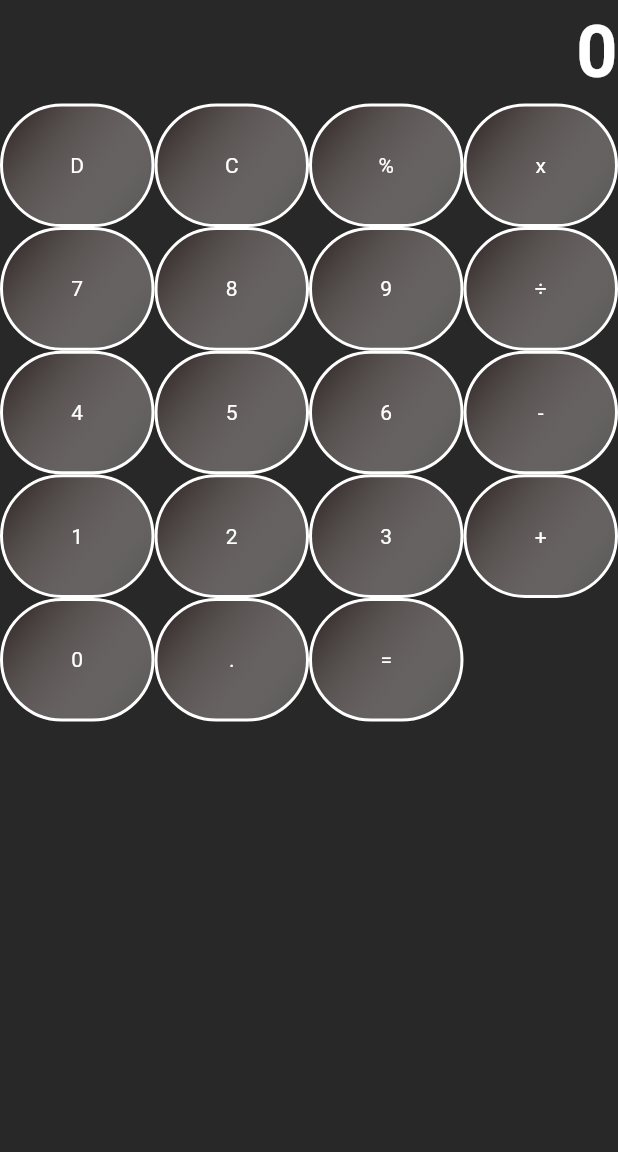
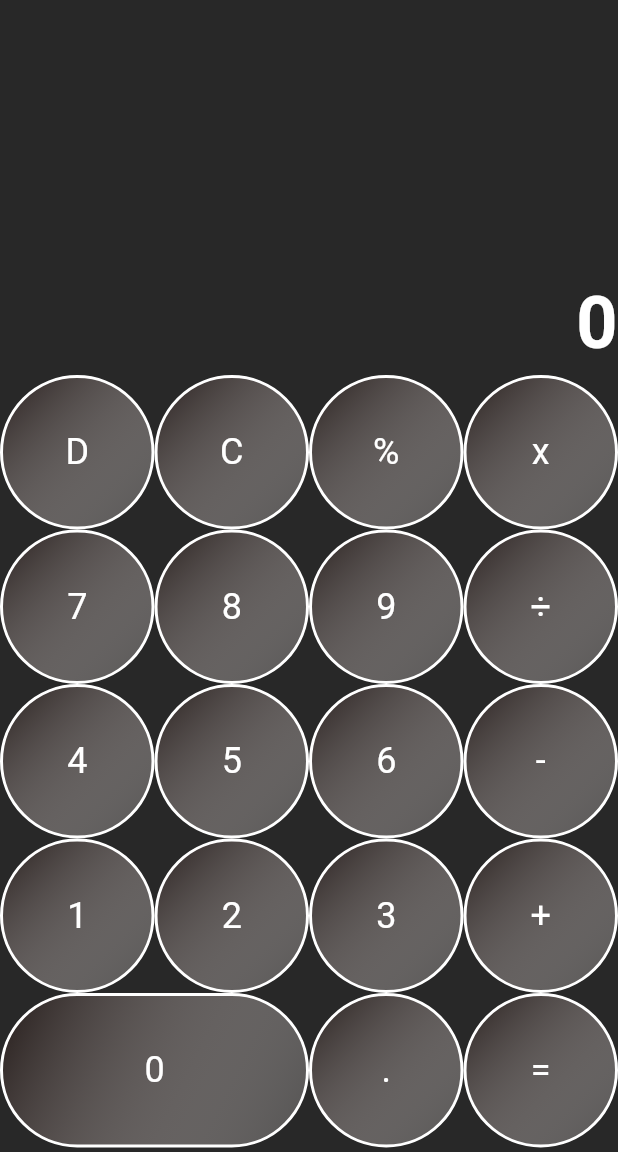
Before and after one commit to Huzaifa-Quadri/Calculator-App, a Flutter app: the screen it shows after launch, on a phone screen of 412 x 824 dp, the part 84-1236 px from its top. Run offline on Flutter 3.47's test engine with Material 3 defaults, Android fonts, the phone set to English and light mode, and no system bars.

Commit message:
Button pad & area Set

```diff
--- a/lib/buildbutton.dart
+++ b/lib/buildbutton.dart
@@ -1,8 +1,11 @@
+import 'package:calculator/buttondata.dart';
 import 'package:flutter/material.dart';
 
 class NumberButton extends StatelessWidget {
   const NumberButton({super.key, required this.bvalue});
   final String bvalue;
+
+  // final void  Function() onButtonPress;
 
   @override
   Widget build(BuildContext context) {
@@ -25,12 +28,12 @@ class NumberButton extends StatelessWidget {
     //   ),
     // );
     return InkWell(
-      borderRadius: BorderRadius.circular(screenSize.width / 4),
+      borderRadius: BorderRadius.circular(screenSize.width / 2),
       onTap: (){},
       child: Container(
         // margin: EdgeInsets.all(2),
-        width: screenSize.width / 4,
-        height: screenSize.width / 5,
+        width: bvalue==Btn.n0?screenSize.width/2 : screenSize.width / 4,
+        height: screenSize.width / 4,
         clipBehavior: Clip.hardEdge,
         decoration: BoxDecoration(
           borderRadius: BorderRadius.circular(screenSize.width / 4),
@@ -50,6 +53,7 @@ class NumberButton extends StatelessWidget {
           child: Text(
             bvalue,
             style: const TextStyle(
+              fontSize: 24,
               color: Colors.white,
             ),
           ),
--- a/lib/calculatorScreen.dart
+++ b/lib/calculatorScreen.dart
@@ -11,6 +11,12 @@ class CalculatorScreen extends StatefulWidget {
 }
 
 class _CalculatorScreenState extends State<CalculatorScreen> {
+
+  // void onButtonPress(String numop){
+  //   final _selection == Btn.buttonValues.where((element) => )
+  // }
+
+
   @override
   Widget build(BuildContext context) {
     // final screenSize = MediaQuery.of(context);
@@ -29,6 +35,7 @@ class _CalculatorScreenState extends State<CalculatorScreen> {
           children: [
             Container(
               alignment: Alignment.bottomRight,
+              height: 250,
               child: const Text(
                 "0",
                 textAlign: TextAlign.end,
--- a/lib/main.dart
+++ b/lib/main.dart
@@ -12,7 +12,6 @@ class MyApp extends StatelessWidget {
   @override
   Widget build(BuildContext context) {
     return MaterialApp(
-      title: 'Flutter Demo',
       theme: ThemeData(
         colorScheme: ColorScheme.fromSeed(seedColor:const Color.fromARGB(255, 219, 70, 25)),
         useMaterial3: true,
```
